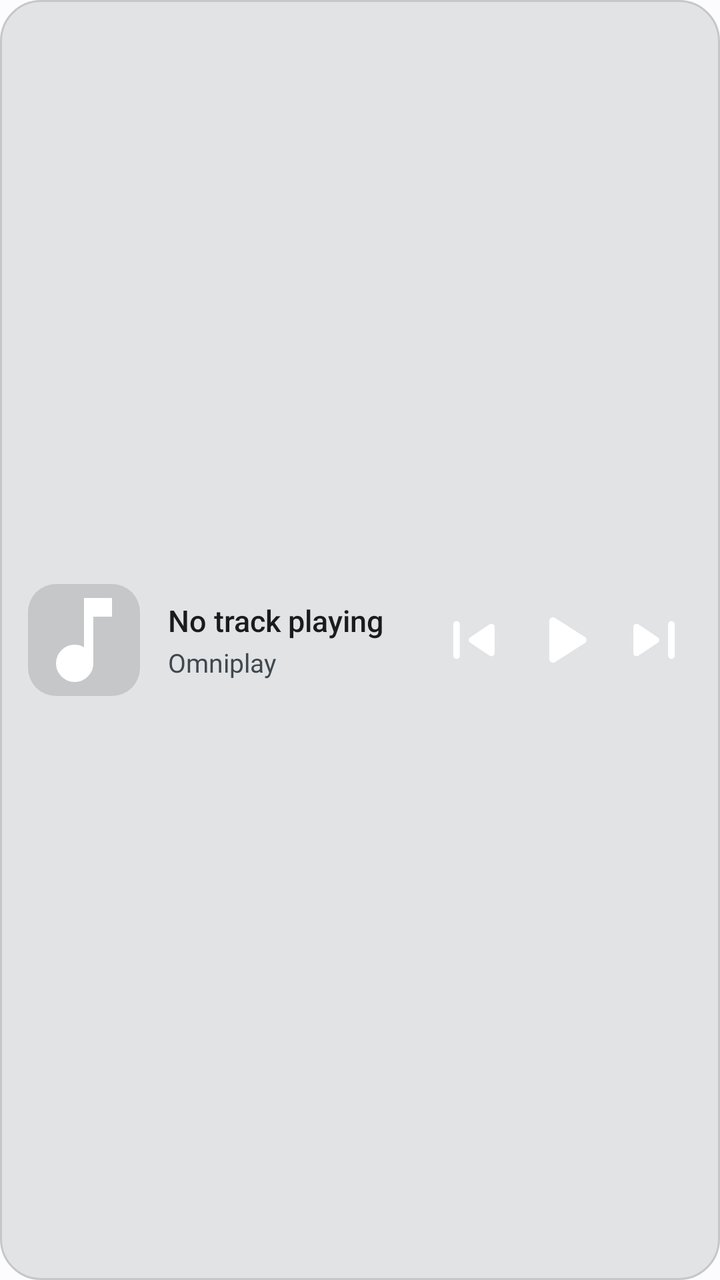
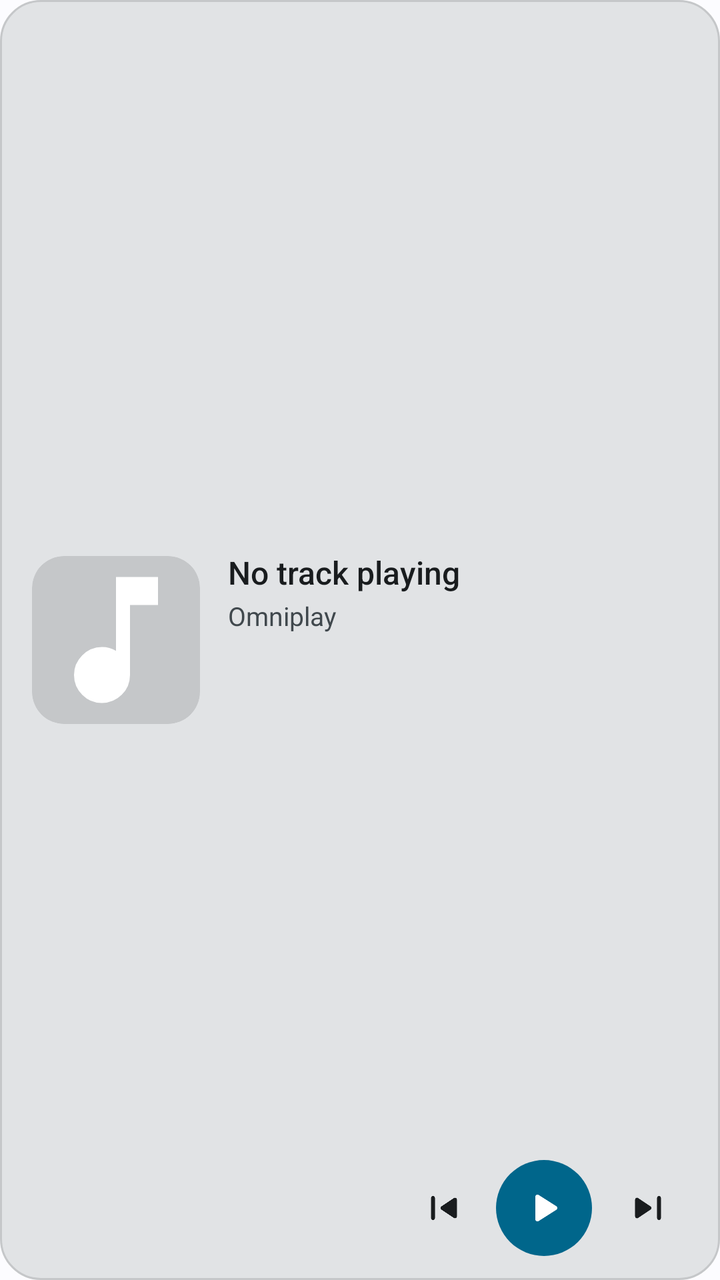

Before-and-after screenshots of an Android layout around one commit, followed by the original layout XML and the change that was made.
<!-- AndroidManifest.xml: application theme Theme.Omniplay -->
<!-- res/layout/widget_omniplay.xml -->
<?xml version="1.0" encoding="utf-8"?>
<LinearLayout xmlns:android="http://schemas.android.com/apk/res/android"
    android:id="@+id/widget_root"
    android:layout_width="match_parent"
    android:layout_height="match_parent"
    android:background="@drawable/bg_widget"
    android:gravity="center_vertical"
    android:orientation="horizontal"
    android:paddingStart="14dp"
    android:paddingTop="10dp"
    android:paddingEnd="14dp"
    android:paddingBottom="10dp">

    
    <ImageView
        android:id="@+id/widget_album_art"
        android:layout_width="56dp"
        android:layout_height="56dp"
        android:background="@drawable/bg_widget_art"
        android:contentDescription="@string/show_album_art_in_playlist"
        android:scaleType="centerCrop"
        android:src="@drawable/ic_music_note" />

    
    <LinearLayout
        android:layout_width="0dp"
        android:layout_height="wrap_content"
        android:layout_marginStart="14dp"
        android:layout_marginEnd="8dp"
        android:layout_weight="1"
        android:gravity="center_vertical"
        android:orientation="vertical">

        <TextView
            android:id="@+id/widget_title"
            android:layout_width="match_parent"
            android:layout_height="wrap_content"
            android:ellipsize="marquee"
            android:fontFamily="sans-serif-medium"
            android:singleLine="true"
            android:text="@string/widget_no_track"
            android:textColor="@color/text_primary"
            android:textSize="15sp" />

        <TextView
            android:id="@+id/widget_artist"
            android:layout_width="match_parent"
            android:layout_height="wrap_content"
            android:layout_marginTop="2dp"
            android:ellipsize="end"
            android:singleLine="true"
            android:text="@string/app_name"
            android:textColor="@color/text_secondary"
            android:textSize="13sp" />
    </LinearLayout>

    
    <LinearLayout
        android:layout_width="wrap_content"
        android:layout_height="wrap_content"
        android:gravity="center_vertical"
        android:orientation="horizontal">

        <ImageButton
            android:id="@+id/widget_btn_prev"
            android:layout_width="38dp"
            android:layout_height="38dp"
            android:background="?android:attr/selectableItemBackgroundBorderless"
            android:contentDescription="@string/skip_previous"
            android:src="@drawable/ic_skip_previous" />

        <ImageButton
            android:id="@+id/widget_btn_play_pause"
            android:layout_width="44dp"
            android:layout_height="44dp"
            android:layout_marginStart="4dp"
            android:layout_marginEnd="4dp"
            android:background="?android:attr/selectableItemBackgroundBorderless"
            android:contentDescription="@string/play"
            android:src="@drawable/ic_play" />

        <ImageButton
            android:id="@+id/widget_btn_next"
            android:layout_width="38dp"
            android:layout_height="38dp"
            android:background="?android:attr/selectableItemBackgroundBorderless"
            android:contentDescription="@string/skip_next"
            android:src="@drawable/ic_skip_next" />
    </LinearLayout>
</LinearLayout>
<!-- resources referenced by this layout -->
<resources>
  <color name="text_primary">#1D1B20</color>
  <color name="text_secondary">#49454F</color>
  <!-- drawable bg_widget (drawable) -->
  <?xml version="1.0" encoding="utf-8"?>
  <shape xmlns:android="http://schemas.android.com/apk/res/android"
      android:shape="rectangle">
      <solid android:color="@color/surface_container" />
      <corners android:radius="20dp" />
      <stroke
          android:width="1dp"
          android:color="@color/surface_container_high" />
  </shape>
  <!-- drawable bg_widget_art (drawable) -->
  <?xml version="1.0" encoding="utf-8"?>
  <shape xmlns:android="http://schemas.android.com/apk/res/android"
      android:shape="rectangle">
      <corners android:radius="14dp" />
      <solid android:color="@color/surface_container_high" />
  </shape>
  <!-- drawable ic_music_note (drawable) -->
  <vector xmlns:android="http://schemas.android.com/apk/res/android"
      android:width="24dp"
      android:height="24dp"
      android:viewportWidth="24"
      android:viewportHeight="24">
      <path
          android:fillColor="@android:color/white"
          android:pathData="M7.18,19.83Q6,18.65 6,17T7.18,14.18T10,13q0.58,0 1.06,0.14T12,13.55V3h6V7H14V17q0,1.65 -1.17,2.82T10,21T7.18,19.83Z" />
  </vector>
  <!-- drawable ic_play (drawable) -->
  <vector xmlns:android="http://schemas.android.com/apk/res/android"
      android:width="36dp"
      android:height="36dp"
      android:viewportWidth="960"
      android:viewportHeight="960">
      <path
          android:fillColor="#FFFFFFFF"
          android:pathData="M320,687L320,273Q320,256 332,244.5Q344,233 360,233Q365,233 370.5,234.5Q376,236 381,239L707,446Q716,452 720.5,461Q725,470 725,480Q725,490 720.5,499Q716,508 707,514L381,721Q376,724 370.5,725.5Q365,727 360,727Q344,727 332,715.5Q320,704 320,687Z" />
  </vector>
  <string name="app_name">Omniplay</string>
  <string name="play">Play</string>
  <string name="show_album_art_in_playlist">Show album art in queue</string>
  <string name="skip_next">Next Track</string>
  <string name="skip_previous">Previous Track</string>
  <string name="widget_no_track">No track playing</string>
  <color name="surface_container">#F3EDF7</color>
  <color name="surface_container_high">#ECE6F0</color>
  <color name="primary_accent">#65558F</color>
  <color name="on_primary">#FFFFFF</color>
  <color name="theme_tone_primary_container">#E8DEF8</color>
  <color name="theme_tone_on_primary_container">#210F47</color>
  <color name="surface_dark">#FEF7FF</color>
  <color name="background_dark">#FEF7FF</color>
  <color name="surface_container_highest">#E6E0E9</color>
  <color name="text_tertiary">#79747E</color>
  <color name="badge_stroke">#CAC4D0</color>
  <style name="Widget.Omniplay.PopupMenu" parent="Widget.Material3.PopupMenu">
          <item name="android:popupBackground">@drawable/bg_popup_menu_card</item>
      </style>
  <style name="BottomSheetStyle" parent="Widget.Material3.BottomSheet.Modal">
          <item name="android:background">@android:color/transparent</item>
      </style>
  <!-- drawable bg_popup_menu_card (drawable) -->
  <?xml version="1.0" encoding="utf-8"?>
  <shape xmlns:android="http://schemas.android.com/apk/res/android"
      android:shape="rectangle">
      <corners android:radius="16dp" />
      <solid android:color="?attr/colorSurfaceContainerHigh" />
      <stroke
          android:width="1dp"
          android:color="?attr/colorOutlineVariant" />
      <padding
          android:left="4dp"
          android:top="8dp"
          android:right="4dp"
          android:bottom="8dp" />
  </shape>
  <!-- unchanged entries left out for length: 4 -->
</resources>

<!-- the commit's change to res/layout/widget_omniplay.xml (unified diff, before → after) -->
@@ -6,17 +6,18 @@
     android:background="@drawable/bg_widget"
     android:gravity="center_vertical"
     android:orientation="horizontal"
-    android:paddingStart="14dp"
-    android:paddingTop="10dp"
-    android:paddingEnd="14dp"
-    android:paddingBottom="10dp">
+    android:paddingStart="16dp"
+    android:paddingTop="12dp"
+    android:paddingEnd="16dp"
+    android:paddingBottom="12dp">
 
     
     <ImageView
         android:id="@+id/widget_album_art"
-        android:layout_width="56dp"
-        android:layout_height="56dp"
+        android:layout_width="84dp"
+        android:layout_height="84dp"
         android:background="@drawable/bg_widget_art"
+        android:clipToOutline="true"
         android:contentDescription="@string/show_album_art_in_playlist"
         android:scaleType="centerCrop"
         android:src="@drawable/ic_music_note" />
@@ -24,67 +25,86 @@
     
     <LinearLayout
         android:layout_width="0dp"
-        android:layout_height="wrap_content"
+        android:layout_height="match_parent"
         android:layout_marginStart="14dp"
-        android:layout_marginEnd="8dp"
         android:layout_weight="1"
         android:gravity="center_vertical"
         android:orientation="vertical">
 
-        <TextView
-            android:id="@+id/widget_title"
+        
+        <LinearLayout
             android:layout_width="match_parent"
+            android:layout_height="0dp"
+            android:layout_weight="1"
+            android:gravity="center_vertical"
+            android:orientation="vertical">
+
+            <TextView
+                android:id="@+id/widget_title"
+                android:layout_width="match_parent"
+                android:layout_height="wrap_content"
+                android:ellipsize="marquee"
+                android:fontFamily="sans-serif-medium"
+                android:singleLine="true"
+                android:text="@string/widget_no_track"
+                android:textColor="@color/text_primary"
+                android:textSize="16sp" />
+
+            <TextView
+                android:id="@+id/widget_artist"
+                android:layout_width="match_parent"
+                android:layout_height="wrap_content"
+                android:layout_marginTop="2dp"
+                android:ellipsize="end"
+                android:singleLine="true"
+                android:text="@string/app_name"
+                android:textColor="@color/text_secondary"
+                android:textSize="13sp" />
+        </LinearLayout>
+
+        
+        <LinearLayout
+            android:layout_width="wrap_content"
             android:layout_height="wrap_content"
-            android:ellipsize="marquee"
-            android:fontFamily="sans-serif-medium"
-            android:singleLine="true"
-            android:text="@string/widget_no_track"
-            android:textColor="@color/text_primary"
-            android:textSize="15sp" />
+            android:layout_gravity="end"
+            android:gravity="center_vertical"
+            android:orientation="horizontal">
 
-        <TextView
-            android:id="@+id/widget_artist"
-            android:layout_width="match_parent"
-            android:layout_height="wrap_content"
-            android:layout_marginTop="2dp"
-            android:ellipsize="end"
-            android:singleLine="true"
-            android:text="@string/app_name"
-            android:textColor="@color/text_secondary"
-            android:textSize="13sp" />
-    </LinearLayout>
+            <ImageButton
+                android:id="@+id/widget_btn_prev"
+                android:layout_width="40dp"
+                android:layout_height="40dp"
+                android:background="?android:attr/selectableItemBackgroundBorderless"
+                android:contentDescription="@string/skip_previous"
+                android:padding="8dp"
+                android:scaleType="fitCenter"
+                android:src="@drawable/ic_skip_previous"
+                android:tint="@color/text_primary" />
 
-    
-    <LinearLayout
-        android:layout_width="wrap_content"
-        android:layout_height="wrap_content"
-        android:gravity="center_vertical"
-        android:orientation="horizontal">
+            <ImageButton
+                android:id="@+id/widget_btn_play_pause"
+                android:layout_width="48dp"
+                android:layout_height="48dp"
+                android:layout_marginStart="6dp"
+                android:layout_marginEnd="6dp"
+                android:background="@drawable/bg_widget_play_btn"
+                android:contentDescription="@string/play"
+                android:padding="11dp"
+                android:scaleType="fitCenter"
+                android:src="@drawable/ic_play"
+                android:tint="@color/on_primary" />
 
-        <ImageButton
-            android:id="@+id/widget_btn_prev"
-            android:layout_width="38dp"
-            android:layout_height="38dp"
-            android:background="?android:attr/selectableItemBackgroundBorderless"
-            android:contentDescription="@string/skip_previous"
-            android:src="@drawable/ic_skip_previous" />
-
-        <ImageButton
-            android:id="@+id/widget_btn_play_pause"
-            android:layout_width="44dp"
-            android:layout_height="44dp"
-            android:layout_marginStart="4dp"
-            android:layout_marginEnd="4dp"
-            android:background="?android:attr/selectableItemBackgroundBorderless"
-            android:contentDescription="@string/play"
-            android:src="@drawable/ic_play" />
-
-        <ImageButton
-            android:id="@+id/widget_btn_next"
-            android:layout_width="38dp"
-            android:layout_height="38dp"
-            android:background="?android:attr/selectableItemBackgroundBorderless"
-            android:contentDescription="@string/skip_next"
-            android:src="@drawable/ic_skip_next" />
+            <ImageButton
+                android:id="@+id/widget_btn_next"
+                android:layout_width="40dp"
+                android:layout_height="40dp"
+                android:layout_marginStart="2dp"
+                android:background="?android:attr/selectableItemBackgroundBorderless"
+                android:contentDescription="@string/skip_next"
+                android:padding="8dp"
+                android:scaleType="fitCenter"
+                android:src="@drawable/ic_skip_next"
+                android:tint="@color/text_primary" />
+        </LinearLayout>
     </LinearLayout>
 </LinearLayout>
<!-- resource entries referenced after the edit -->
@@ -16,9 +16,19 @@
   <?xml version="1.0" encoding="utf-8"?>
   <shape xmlns:android="http://schemas.android.com/apk/res/android"
       android:shape="rectangle">
-      <corners android:radius="14dp" />
+      <corners android:radius="16dp" />
       <solid android:color="@color/surface_container_high" />
   </shape>
+  <!-- drawable bg_widget_play_btn (drawable) -->
+  <?xml version="1.0" encoding="utf-8"?>
+  <ripple xmlns:android="http://schemas.android.com/apk/res/android"
+      android:color="?android:attr/colorControlHighlight">
+      <item>
+          <shape android:shape="oval">
+              <solid android:color="@color/primary_accent" />
+          </shape>
+      </item>
+  </ripple>
   <!-- drawable ic_music_note (drawable) -->
   <vector xmlns:android="http://schemas.android.com/apk/res/android"
       android:width="24dp"
